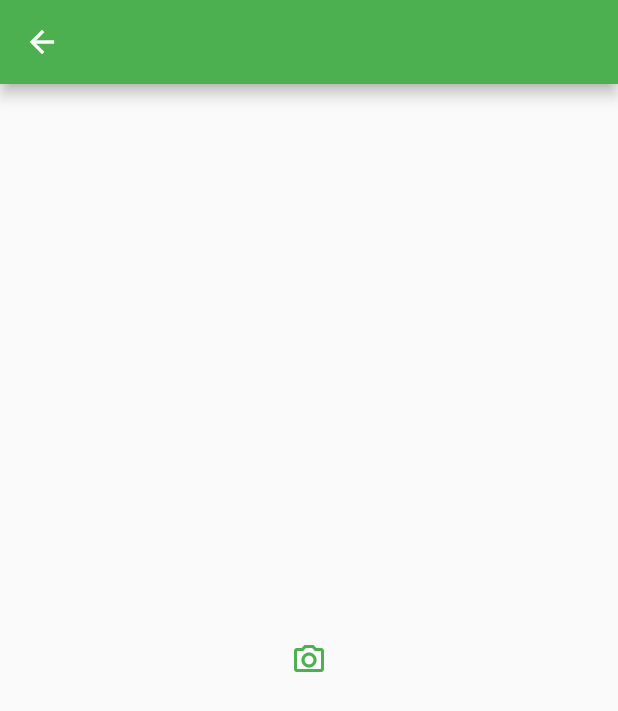
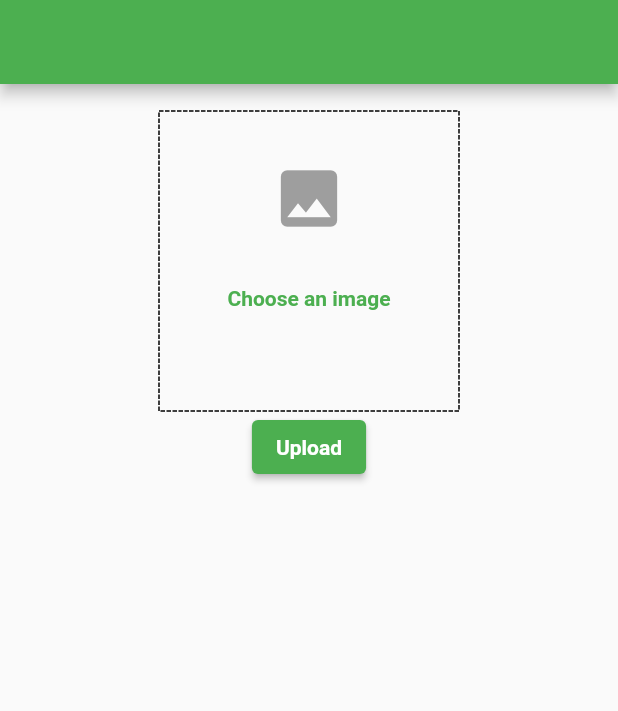
Before and after one commit to Mahmoud-Ramzi5/MedicineWarehouse, a Flutter app: the WebMainView screen opened directly, on a phone screen of 412 x 824 dp. Shown: the top 711 px of the screen. Run offline on Flutter 3.47's test engine with Material 2 defaults, Android fonts, the phone set to English and light mode, and no system bars; drawn by our look-alikes of dotted_border; our stand-ins replace flutter_secure_storage, image_picker; accounts and stored records are empty.

Commit message:
image picker woprking

```diff
--- a/FrontEnd/lib/main.dart
+++ b/FrontEnd/lib/main.dart
@@ -27,6 +27,6 @@
         );
       }
     },
-    home: const MainView(),
+    home: const WebMainView(),
   ));
 }
--- a/FrontEnd/lib/views/web/web_main_view.dart
+++ b/FrontEnd/lib/views/web/web_main_view.dart
@@ -1,3 +1,6 @@
+import 'dart:io';
+
+import 'package:dotted_border/dotted_border.dart';
 import 'package:flutter/foundation.dart';
 import 'package:flutter/material.dart';
 import 'package:image_picker/image_picker.dart';
@@ -11,16 +14,21 @@
 
 class _WebMainViewState extends State<WebMainView> {
   Uint8List webImage = Uint8List(8);
-  Future pickImage() async {
+  File? pickedImage;
+
+  Future<void> pickImage() async {
     if (kIsWeb) {
       final ImagePicker picker = ImagePicker();
       XFile? image = await picker.pickImage(source: ImageSource.gallery);
       if (image != null) {
-        var selected = await image.readAsBytes;
+        Uint8List imageBytes = await image.readAsBytes();
         setState(() {
-          webImage = selected as Uint8List;
+          webImage = imageBytes;
+          pickedImage = File('a');
         });
       }
+    } else {
+      return;
     }
   }
 
@@ -29,18 +37,59 @@
     return Scaffold(
       appBar: AppBar(),
       body: Center(
+        child: Padding(
+          padding: const EdgeInsets.all(18.0),
+          child: Column(
+            children: [
+              Container(
+                  height: 200,
+                  width: 200,
+                  child: pickedImage == null
+                      ? DottedBorder(
+                          stackFit: StackFit.expand,
                           child: Column(
                             mainAxisAlignment: MainAxisAlignment.center,
                             children: [
-            IconButton(
+                              const Icon(
+                                Icons.image,
+                                color: Colors.grey,
+                                size: 50,
+                              ),
+                              Padding(
+                                padding: const EdgeInsets.all(18.0),
+                                child: TextButton(
                                   onPressed: () {
                                     pickImage();
                                   },
-                icon: const Icon(
-                  Icons.camera_alt_outlined,
+                                  child: const Text(
+                                    'Choose an image',
+                                    style: TextStyle(
                                         color: Colors.green,
-                ))
+                                        fontWeight: FontWeight.bold),
+                                  ),
+                                ),
+                              )
                             ],
+                          ),
+                        )
+                      : kIsWeb
+                          ? Image.memory(
+                              webImage,
+                              fit: BoxFit.fill,
+                            )
+                          : Image.file(
+                              pickedImage!,
+                              fit: BoxFit.fill,
+                            )),
+              ElevatedButton(
+                onPressed: () {},
+                child: const Text(
+                  'Upload',
+                  style: TextStyle(fontWeight: FontWeight.bold),
+                ),
+              )
+            ],
+          ),
         ),
       ),
     );
--- a/FrontEnd/pubspec.yaml
+++ b/FrontEnd/pubspec.yaml
@@ -40,6 +40,8 @@
   flutter_secure_storage: ^9.0.0
   image_picker: ^1.0.4
   image_picker_web: ^3.1.1
+  dotted_line: ^3.2.2
+  dotted_border: ^2.1.0
 
 dev_dependencies:
   flutter_test:
```
Also changed, not shown: FrontEnd/pubspec.lock. Lines whose indentation alone changed are shown as unchanged.
